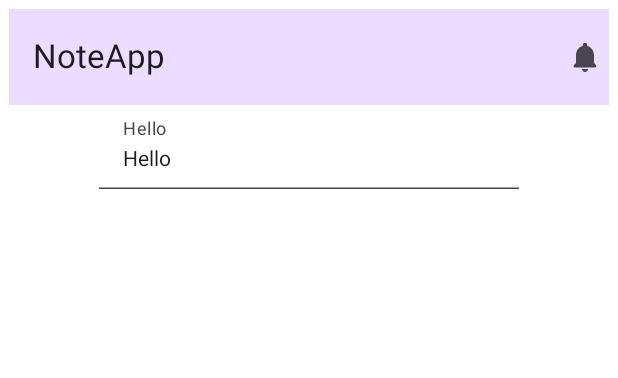
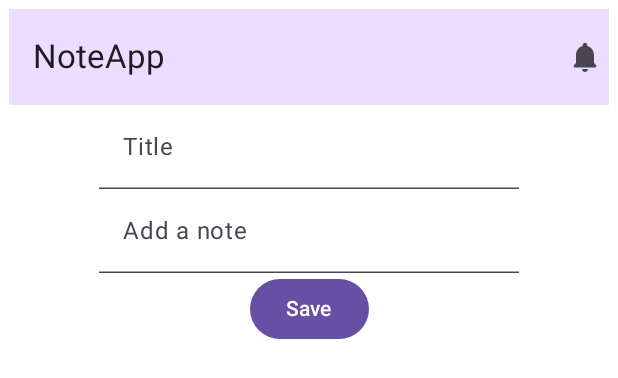
Before and after one commit to helgaprayoga/NoteApp, an Android app built with Jetpack Compose: the @Preview function NoteScreenPreview, on a phone screen of 412 x 824 dp. Shown: the top 378 px of the screen. Run offline under Robolectric (Android 15) with nearby library versions, the phone set to English and light mode, and no system bars.

Commit message:
feat: Add note creation UI and logic

```diff
--- a/app/src/main/java/com/learn/noteapp/MainActivity.kt
+++ b/app/src/main/java/com/learn/noteapp/MainActivity.kt
@@ -11,6 +11,7 @@ import androidx.compose.material3.Text
 import androidx.compose.runtime.Composable
 import androidx.compose.ui.Modifier
 import androidx.compose.ui.tooling.preview.Preview
+import com.learn.noteapp.screen.NoteScreen
 import com.learn.noteapp.ui.theme.NoteAppTheme
 
 class MainActivity : ComponentActivity() {
@@ -19,7 +20,7 @@ class MainActivity : ComponentActivity() {
         enableEdgeToEdge()
         setContent {
             NoteAppTheme {
-
+                NoteScreen()
             }
         }
     }
--- a/app/src/main/java/com/learn/noteapp/components/NoteComponents.kt
+++ b/app/src/main/java/com/learn/noteapp/components/NoteComponents.kt
@@ -1,7 +1,9 @@
 package com.learn.noteapp.components
 
+import androidx.compose.foundation.shape.CircleShape
 import androidx.compose.foundation.text.KeyboardActions
 import androidx.compose.foundation.text.KeyboardOptions
+import androidx.compose.material3.Button
 import androidx.compose.material3.ExperimentalMaterial3Api
 import androidx.compose.material3.Text
 import androidx.compose.material3.TextField
@@ -38,3 +40,20 @@ fun NoteInputText(
         })
     )
 }
+
+@Composable
+fun NoteButton(
+    modifier: Modifier = Modifier,
+    text: String,
+    onClick: () -> Unit,
+    enabled: Boolean = true
+) {
+    Button(
+        onClick = onClick,
+        shape = CircleShape,
+        enabled = enabled,
+        modifier = modifier
+    ) {
+        Text(text = text)
+    }
+}
--- a/app/src/main/java/com/learn/noteapp/screen/NoteScreen.kt
+++ b/app/src/main/java/com/learn/noteapp/screen/NoteScreen.kt
@@ -12,27 +12,41 @@ import androidx.compose.material3.Text
 import androidx.compose.material3.TopAppBar
 import androidx.compose.material3.TopAppBarDefaults
 import androidx.compose.runtime.Composable
+import androidx.compose.runtime.getValue
+import androidx.compose.runtime.mutableStateOf
+import androidx.compose.runtime.remember
+import androidx.compose.runtime.setValue
 import androidx.compose.ui.Alignment
 import androidx.compose.ui.Modifier
-import androidx.compose.ui.graphics.Color
 import androidx.compose.ui.res.stringResource
 import androidx.compose.ui.tooling.preview.Preview
 import androidx.compose.ui.unit.dp
 import com.learn.noteapp.R
+import com.learn.noteapp.components.NoteButton
 import com.learn.noteapp.components.NoteInputText
 
 @OptIn(ExperimentalMaterial3Api::class)
 @Composable
 fun NoteScreen() {
+    var title by remember {
+        mutableStateOf("")
+    }
+    var description by remember {
+        mutableStateOf("")
+    }
+
     Column(
         modifier = Modifier.padding(6.dp)
     ) {
         TopAppBar(
-            title = { Text(text = stringResource(id = R.string.app_name)) },
-            actions = { Icon(
+            title = {
+                Text(text = stringResource(id = R.string.app_name)
+                )},
+            actions = {
+                Icon(
                     imageVector = Icons.Rounded.Notifications,
                     contentDescription = "Icon"
-            ) },
+                )},
             colors = TopAppBarDefaults.topAppBarColors(MaterialTheme.colorScheme.primaryContainer)
         )
 
@@ -41,7 +55,32 @@ fun NoteScreen() {
             modifier = Modifier.fillMaxWidth(),
             horizontalAlignment = Alignment.CenterHorizontally
         ) {
-            NoteInputText(text = "Hello", label = "Hello", onTextChange = {})
+            NoteInputText(
+                modifier = Modifier.padding(top = 9.dp, bottom = 8.dp),
+                text = title,
+                label = "Title",
+                onTextChange = {
+                    if (it.all { char ->
+                        char.isLetter() || char.isWhitespace()
+                    }) title = it
+                }
+            )
+
+            NoteInputText(
+                modifier = Modifier.padding(top = 9.dp, bottom = 8.dp),
+                text = description,
+                label = "Add a note",
+                onTextChange = {
+                    if (it.all { char ->
+                            char.isLetter() || char.isWhitespace()
+                        }) description = it
+                }
+            )
+
+            NoteButton(
+                text = "Save",
+                onClick = {}
+            )
         }
     }
 }
```
